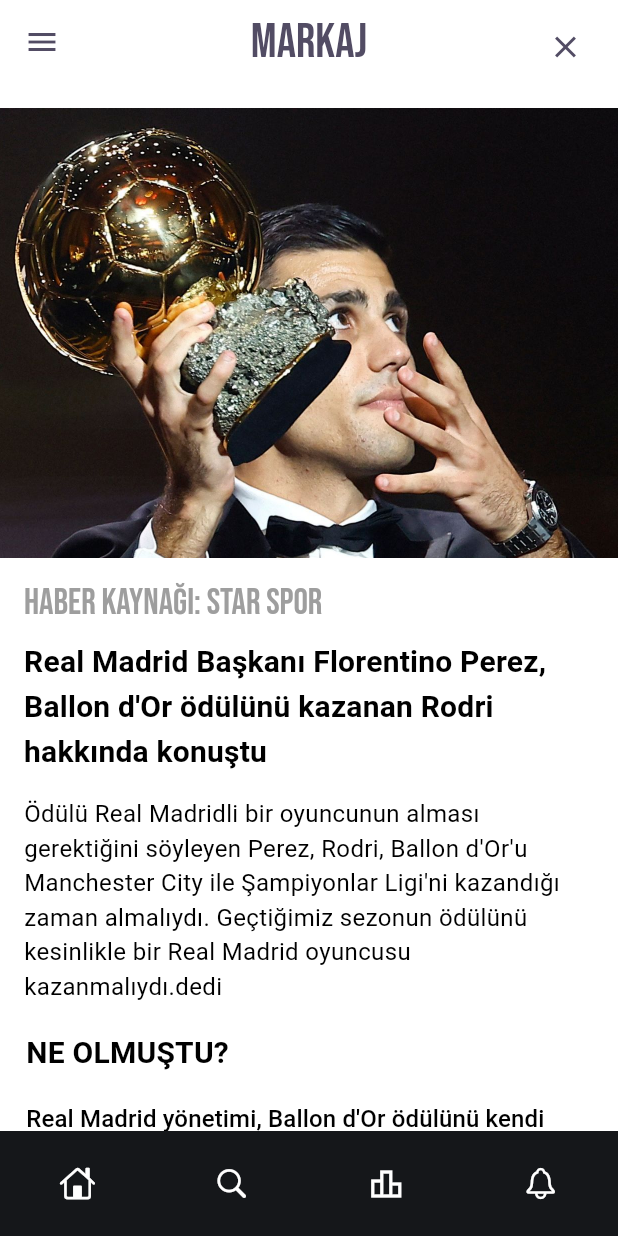
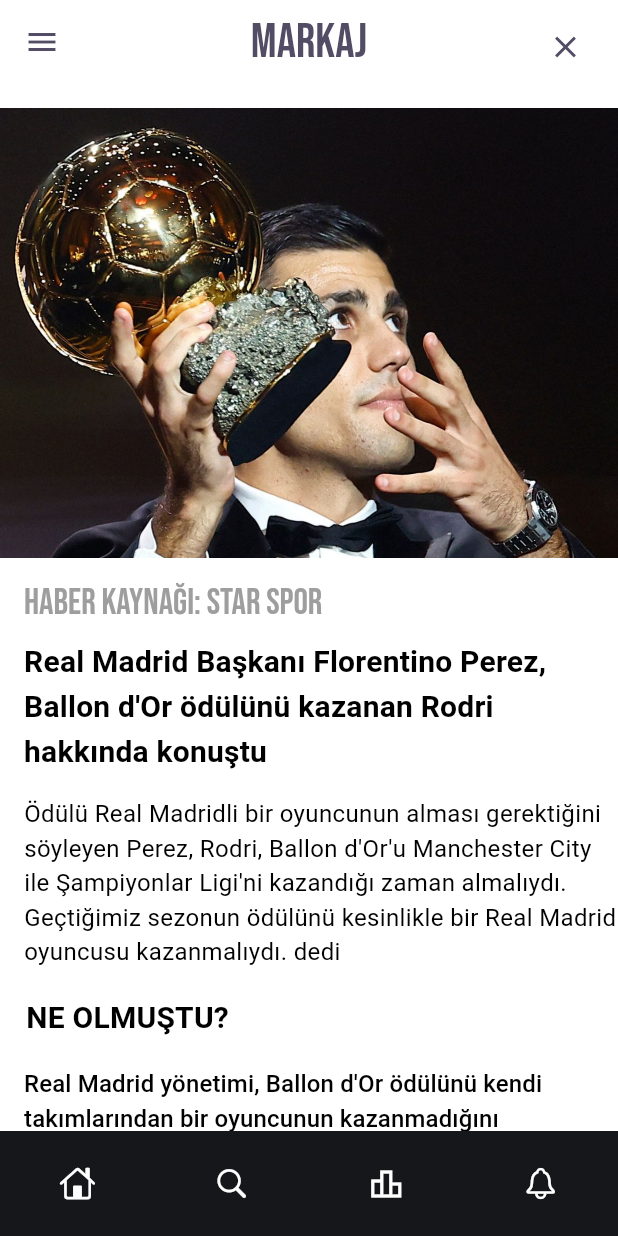
Before and after one commit to Emirhanbgdyc/Markaj_Gazetesi, a Flutter app: the NewsDetailScreen screen opened by its route, on a phone screen of 412 x 824 dp. Run offline on Flutter 3.47's test engine with Material 3 defaults, Android fonts, the phone set to English and light mode, and no system bars; our stand-ins replace go_router, google_fonts; Roboto replaces fonts that are missing (Alata).

Commit message:
News Details sayfalarında haber yazılarının kayma sorunu halledildi
.

```diff
--- a/lib/screens/News_Detail_screen.dart
+++ b/lib/screens/News_Detail_screen.dart
@@ -13,7 +13,7 @@ class NewsDetailScreen extends StatelessWidget {
         actions: [
           Padding(
             padding: const EdgeInsets.all(11.0),
-            child: IconButton(onPressed: (){
+            child: IconButton(onPressed: () {
               Navigator.pop(context);
             }, icon: const Icon(Icons.close)),
           )
@@ -43,7 +43,7 @@ class NewsDetailScreen extends StatelessWidget {
                   ),
                   const SizedBox(height: 14.0),
                   Padding(
-                    padding: const EdgeInsets.symmetric(horizontal: 16.0),
+                    padding: const EdgeInsets.only(left: 16.0),
                     child: Text(
                       "Haber Kaynağı: Star Spor",
                       style: Theme.of(context).textTheme.headlineSmall!.copyWith(
@@ -54,7 +54,7 @@ class NewsDetailScreen extends StatelessWidget {
                   ),
                   const SizedBox(height: 8.0),
                   Padding(
-                    padding: const EdgeInsets.symmetric(horizontal: 16.0),
+                    padding: const EdgeInsets.only(left: 16.0),
                     child: Text(
                       "Real Madrid Başkanı Florentino Perez, Ballon d'Or ödülünü kazanan Rodri hakkında konuştu",
                       style: Theme.of(context).textTheme.titleMedium!.copyWith(
@@ -66,9 +66,9 @@ class NewsDetailScreen extends StatelessWidget {
                   ),
                   const SizedBox(height: 15.0),
                   Padding(
-                    padding: EdgeInsets.symmetric(horizontal: 16.0),
+                    padding: const EdgeInsets.only(left: 16.0),
                     child: Text(
-                      "Ödülü Real Madridli bir oyuncunun alması gerektiğini söyleyen Perez, Rodri, Ballon d'Or'u Manchester City ile Şampiyonlar Ligi'ni kazandığı zaman almalıydı. Geçtiğimiz sezonun ödülünü kesinlikle bir Real Madrid oyuncusu kazanmalıydı.dedi",
+                      "Ödülü Real Madridli bir oyuncunun alması gerektiğini söyleyen Perez, Rodri, Ballon d'Or'u Manchester City ile Şampiyonlar Ligi'ni kazandığı zaman almalıydı. Geçtiğimiz sezonun ödülünü kesinlikle bir Real Madrid oyuncusu kazanmalıydı. dedi",
                       style: Theme.of(context).textTheme.bodyMedium!.copyWith(
                           color: Theme.of(context).colorScheme.onSecondary,
                           fontSize: 16
@@ -87,7 +87,7 @@ class NewsDetailScreen extends StatelessWidget {
                     ),
                   ),
                   Padding(
-                    padding: EdgeInsets.only(left: 17.5),
+                    padding: EdgeInsets.only(left: 16.0),
                     child: Text(
                       "Real Madrid yönetimi, Ballon d'Or ödülünü kendi takımlarından bir oyuncunun kazanmadığını öğrendiklerinde ödül törenini protesto etmiş ve hiçbir ferdinin törene katılmayacağını açıklamıştı.",
                       style: Theme.of(context).textTheme.labelLarge!.copyWith(
--- a/lib/screens/News_screens/News_detail_one.dart
+++ b/lib/screens/News_screens/News_detail_one.dart
@@ -45,8 +45,9 @@ class NewsDetailOneScreen extends StatelessWidget {
                   ),
                   const SizedBox(height: 14.0),
                   Padding(
-                    padding: EdgeInsets.symmetric(horizontal: 16.0),
+                    padding: const EdgeInsets.only(left: 16.0),
                     child: Column(
+                      crossAxisAlignment: CrossAxisAlignment.start,
                       children: [
                         Text(
                           "Haber Kaynağı: Star Spor",
@@ -56,7 +57,7 @@ class NewsDetailOneScreen extends StatelessWidget {
                           textAlign: TextAlign.left,
                         ),
                         SizedBox(height: 8.0),
-                        Text("Beşiktaş'ta stoper krizi baslik",
+                        Text("Beşiktaş'ta stoper krizi",
                           style: Theme.of(context).textTheme.titleMedium!.copyWith(
                               color: Theme.of(context).colorScheme.onSecondary,
                               fontWeight: FontWeight.bold,
```
Also changed, not shown: lib/screens/News_screens/News_detail_two.dart (+6 -4 lines). Lines whose indentation alone changed are shown as unchanged.
